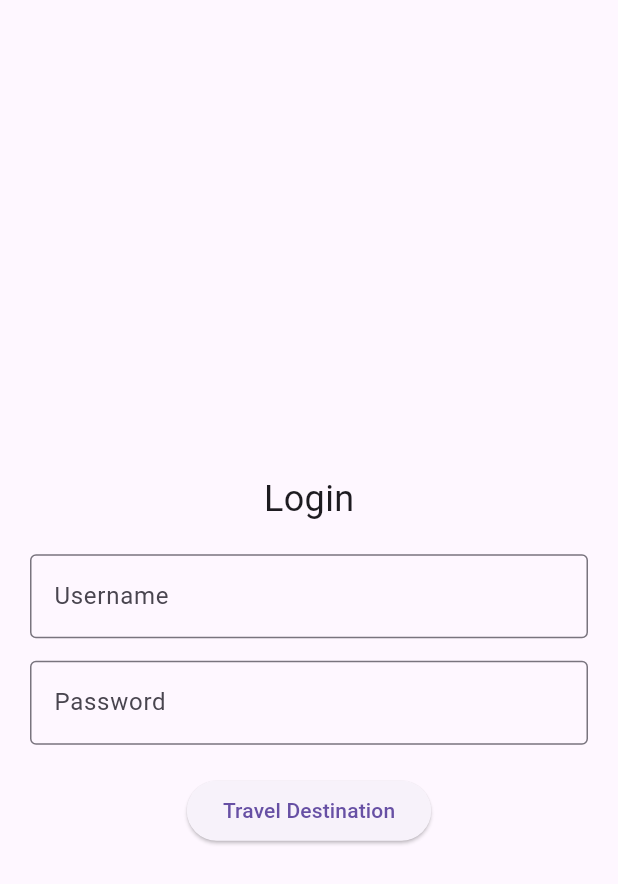
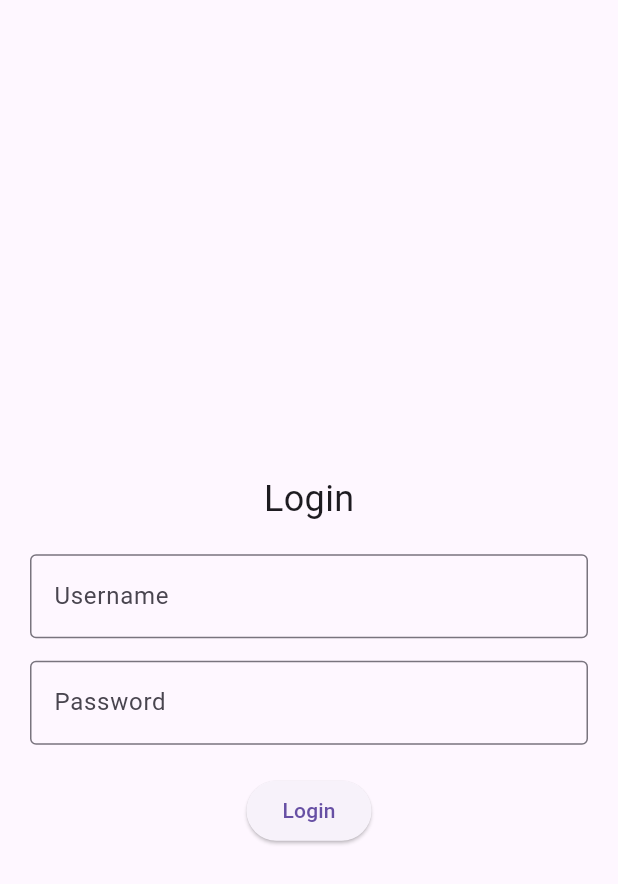
Before and after one commit to Nathaniaastii24/Quiz-124240082, a Flutter app: the screen it shows after launch, on a phone screen of 412 x 824 dp. Shown: the top 884 px of the screen. Run offline on Flutter 3.47's test engine with Material 3 defaults, Android fonts, the phone set to English and light mode, and no system bars.

Commit message:
update login page

```diff
--- a/lib/login.dart
+++ b/lib/login.dart
@@ -69,7 +69,7 @@ class _LoginPageState extends State<LoginPage> {
 
               const SizedBox(height: 20),
 
-              ElevatedButton(onPressed: _login, child: const Text('Travel Destination')),
+              ElevatedButton(onPressed: _login, child: const Text('Login')),
             ],
           ),
         ),
```
Also changed, not shown: flutter_01.png (added).
